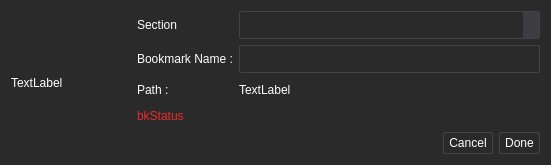
Old version of the form app/bookmarks/bookmarkdialog.ui in the repository rahmanshaber/corebox.
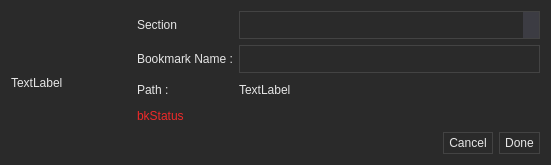
New version of the form. Icons and pictures are not drawn.

```diff
--- a/app/bookmarks/bookmarkdialog.ui
+++ b/app/bookmarks/bookmarkdialog.ui
@@ -18,11 +18,42 @@
     <normaloff>:/icons/Bookmarks.svg</normaloff>:/icons/Bookmarks.svg</iconset>
   </property>
   <property name="styleSheet">
-   <string notr="true">QWidget{
+   <string notr="true">/*BookmarkIt */
+QWidget{
 background-color: #2A2A2A;
-color: #ffffff;
+color: #E6E6E6;
 border: 1px #2A2A2A;
-}</string>
+}
+
+/*PushButton */
+QPushButton{
+border: 1px solid #434343;
+padding: 3px 5px 3px 5px;
+}
+QPushButton:hover {
+background-color: #308CC6;
+}
+
+/*LineBox */
+QLineEdit{
+    border: 1px solid #434343;
+    padding: 5px 5px 5px 10px;
+}
+
+/*ComboBox */
+QComboBox {
+    border: 1px solid #434343;
+    padding: 5px 5px 5px 10px;
+}
+QComboBox QAbstractItemView {
+    background-color: #546070;
+    color: #ffffff;
+    selection-background-color: #F1A873;
+}
+QComboBox::drop-down {
+    background-color: #3C3C43;
+}
+</string>
   </property>
   <layout class="QGridLayout" name="gridLayout">
    <item row="2" column="2">
@@ -36,15 +67,7 @@
     </widget>
    </item>
    <item row="1" column="2">
-    <widget class="QLineEdit" name="bkName">
-     <property name="styleSheet">
-      <string notr="true">QLineEdit{
-    border: 1px solid #434343;
-    padding: 5px 5px 5px 10px;
-border-radius: 2px;
-}</string>
-     </property>
-    </widget>
+    <widget class="QLineEdit" name="bkName"/>
    </item>
    <item row="2" column="1">
     <widget class="QLabel" name="Lpath">
@@ -61,23 +84,7 @@
     </widget>
    </item>
    <item row="0" column="2">
-    <widget class="QComboBox" name="bkSection">
-     <property name="styleSheet">
-      <string notr="true">QComboBox {
-    border: 1px solid #434343;
-    padding: 5px 5px 5px 10px;
-border-radius: 2px;
-}
-QComboBox QAbstractItemView {
-    background-color: #546070;
-    color: #ffffff;
-    selection-background-color: #F1A873;
-}
-QComboBox::drop-down {
-    background-color: #3C3C43;
-}</string>
-     </property>
-    </widget>
+    <widget class="QComboBox" name="bkSection"/>
    </item>
    <item row="1" column="1">
     <widget class="QLabel" name="LbkName">
@@ -113,17 +120,6 @@
      </item>
      <item>
       <widget class="QPushButton" name="cancel">
-       <property name="styleSheet">
-        <string notr="true">QPushButton{
-border: 1px solid #434343;
-padding: 3px 5px 3px 5px;
-border-radius: 2px;
-}
-QPushButton:hover {
-background-color: #308CC6;
-}
-</string>
-       </property>
        <property name="text">
         <string>Cancel</string>
        </property>
@@ -131,17 +127,6 @@
      </item>
      <item>
       <widget class="QPushButton" name="done">
-       <property name="styleSheet">
-        <string notr="true">QPushButton{
-border: 1px solid #434343;
-padding: 3px 5px 3px 5px;
-border-radius: 2px;
-}
-QPushButton:hover {
-background-color: #308CC6;
-}
-</string>
-       </property>
        <property name="text">
         <string>Done</string>
        </property>
```
